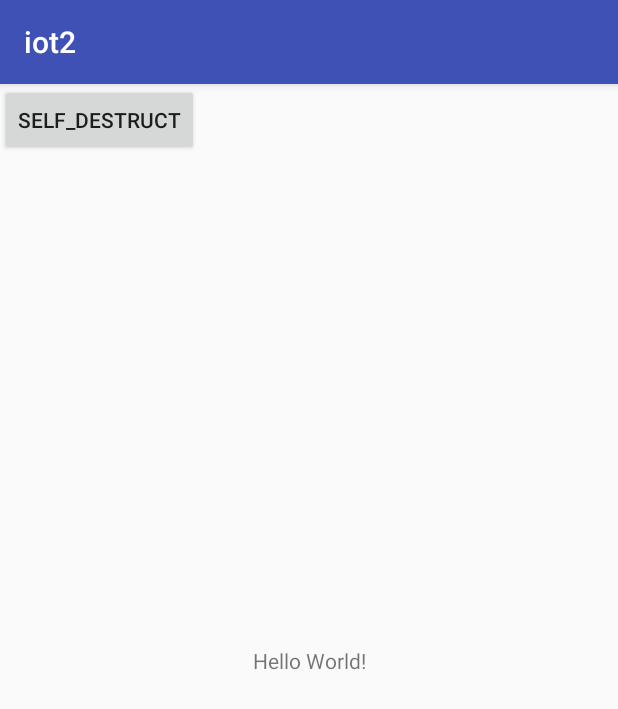
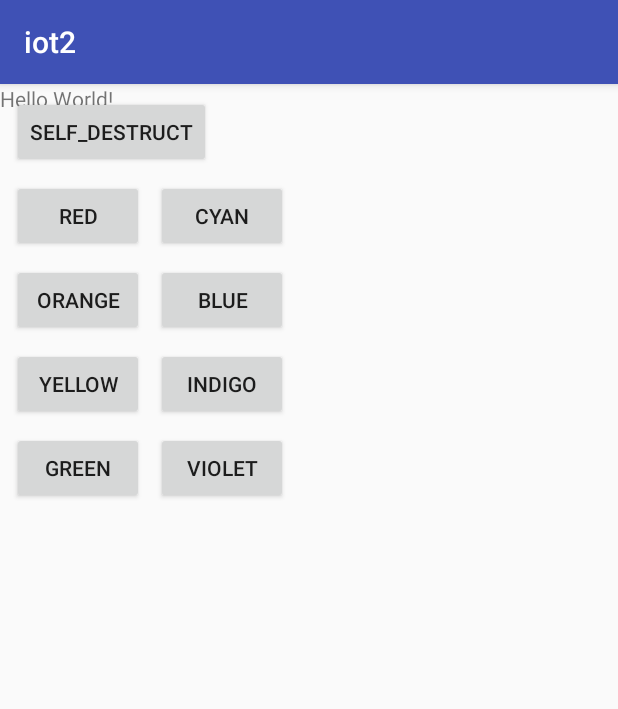
Before and after one commit to newbloke82/iot2, an Android app: the screen it shows after launch (MainActivity), on a phone screen of 412 x 824 dp. Shown: the top 709 px of the screen. Run offline under Robolectric (Android 15) with nearby library versions, the phone set to English and light mode, and no system bars; libraries missing offline, so code that uses them is left out: org.eclipse.paho; 9 statements that could not run were skipped.

Commit message:
Working lights

```diff
--- a/app/src/main/java/uk/co/newhook/iot2/MainActivity.java
+++ b/app/src/main/java/uk/co/newhook/iot2/MainActivity.java
@@ -28,7 +28,7 @@ public class MainActivity extends AppCompatActivity {
 
     String clientId = "ExampleAndroidClient";
     final String publishTopic = "pimoroni/blinkt";
-    final String publishMessage = "clr";
+    String publishMessage = "clr";
     final String TAG = "IOT2";
 
 
@@ -41,6 +41,79 @@ public class MainActivity extends AppCompatActivity {
         button.setOnClickListener(new View.OnClickListener() {
             public void onClick(View v) {
                 // Code here executes on main thread after user presses button
+                publishMessage = "clr";
+                publishMessage();
+            }
+        });
+
+        final Button button1 = findViewById(R.id.button0);
+        button1.setOnClickListener(new View.OnClickListener() {
+            public void onClick(View v) {
+                // Code here executes on main thread after user presses button
+                publishMessage = "rgb,0,255,0,0";
+                publishMessage();
+            }
+        });
+
+        final Button button2 = findViewById(R.id.button2);
+        button2.setOnClickListener(new View.OnClickListener() {
+            public void onClick(View v) {
+                // Code here executes on main thread after user presses button
+                publishMessage = "rgb,1,255,127,0";
+                publishMessage();
+            }
+        });
+
+        final Button button3 = findViewById(R.id.button3);
+        button3.setOnClickListener(new View.OnClickListener() {
+            public void onClick(View v) {
+                // Code here executes on main thread after user presses button
+                publishMessage = "rgb,2,255,255,0";
+                publishMessage();
+            }
+        });
+
+        final Button button4 = findViewById(R.id.button4);
+        button4.setOnClickListener(new View.OnClickListener() {
+            public void onClick(View v) {
+                // Code here executes on main thread after user presses button
+                publishMessage = "rgb,3,0,255,0";
+                publishMessage();
+            }
+        });
+
+        final Button button5 = findViewById(R.id.button5);
+        button5.setOnClickListener(new View.OnClickListener() {
+            public void onClick(View v) {
+                // Code here executes on main thread after user presses button
+                publishMessage = "rgb,4,0,0,255";
+                publishMessage();
+            }
+        });
+
+        final Button button6 = findViewById(R.id.button6);
+        button6.setOnClickListener(new View.OnClickListener() {
+            public void onClick(View v) {
+                // Code here executes on main thread after user presses button
+                publishMessage = "rgb,5,75,0,130";
+                publishMessage();
+            }
+        });
+
+        final Button button7 = findViewById(R.id.button7);
+        button7.setOnClickListener(new View.OnClickListener() {
+            public void onClick(View v) {
+                // Code here executes on main thread after user presses button
+                publishMessage = "rgb,6,148,0,211";
+                publishMessage();
+            }
+        });
+
+        final Button button8 = findViewById(R.id.button8);
+        button8.setOnClickListener(new View.OnClickListener() {
+            public void onClick(View v) {
+                // Code here executes on main thread after user presses button
+                publishMessage = "rgb,7,255,255,255";
                 publishMessage();
             }
         });
--- a/app/src/main/res/layout/activity_main.xml
+++ b/app/src/main/res/layout/activity_main.xml
@@ -4,21 +4,104 @@
     xmlns:tools="http://schemas.android.com/tools"
     android:layout_width="match_parent"
     android:layout_height="match_parent"
-    tools:context=".MainActivity">
+    tools:context=".MainActivity"
+    tools:layout_editor_absoluteY="81dp">
 
     <Button
         android:id="@+id/button_id"
+        android:layout_width="wrap_content"
         android:layout_height="wrap_content"
+        android:layout_marginStart="8dp"
+        android:layout_marginTop="8dp"
+        android:text="self_destruct"
+        app:layout_constraintStart_toStartOf="parent"
+        app:layout_constraintTop_toTopOf="parent" />
+
+    <Button
+        android:id="@+id/button0"
         android:layout_width="wrap_content"
-        android:text="self_destruct" />
+        android:layout_height="wrap_content"
+        android:layout_marginStart="8dp"
+        android:layout_marginTop="8dp"
+        android:text="RED"
+        app:layout_constraintStart_toStartOf="parent"
+        app:layout_constraintTop_toBottomOf="@+id/button_id" />
 
     <TextView
         android:layout_width="wrap_content"
         android:layout_height="wrap_content"
         android:text="Hello World!"
-        app:layout_constraintBottom_toBottomOf="parent"
-        app:layout_constraintLeft_toLeftOf="parent"
-        app:layout_constraintRight_toRightOf="parent"
-        app:layout_constraintTop_toTopOf="parent" />
+        tools:layout_editor_absoluteX="154dp"
+        tools:layout_editor_absoluteY="246dp" />
+
+    <Button
+        android:id="@+id/button2"
+        android:layout_width="wrap_content"
+        android:layout_height="wrap_content"
+        android:layout_marginStart="8dp"
+        android:layout_marginTop="8dp"
+        android:text="Orange"
+        app:layout_constraintStart_toStartOf="parent"
+        app:layout_constraintTop_toBottomOf="@+id/button0" />
+
+    <Button
+        android:id="@+id/button3"
+        android:layout_width="wrap_content"
+        android:layout_height="wrap_content"
+        android:layout_marginStart="8dp"
+        android:layout_marginTop="8dp"
+        android:text="Yellow"
+        app:layout_constraintStart_toStartOf="parent"
+        app:layout_constraintTop_toBottomOf="@+id/button2" />
+
+    <Button
+        android:id="@+id/button4"
+        android:layout_width="wrap_content"
+        android:layout_height="wrap_content"
+        android:layout_marginStart="8dp"
+        android:layout_marginTop="8dp"
+        android:text="Green"
+        app:layout_constraintStart_toStartOf="parent"
+        app:layout_constraintTop_toBottomOf="@+id/button3" />
+
+    <Button
+        android:id="@+id/button5"
+        android:layout_width="wrap_content"
+        android:layout_height="wrap_content"
+        android:layout_marginStart="8dp"
+        android:layout_marginTop="8dp"
+        android:text="CYAN"
+        app:layout_constraintStart_toEndOf="@+id/button0"
+        app:layout_constraintTop_toBottomOf="@+id/button_id" />
+
+    <Button
+        android:id="@+id/button6"
+        android:layout_width="wrap_content"
+        android:layout_height="wrap_content"
+        android:layout_marginStart="8dp"
+        android:layout_marginTop="8dp"
+        android:text="BLUE"
+        app:layout_constraintStart_toEndOf="@+id/button2"
+        app:layout_constraintTop_toBottomOf="@+id/button5" />
+
+    <Button
+        android:id="@+id/button7"
+        android:layout_width="wrap_content"
+        android:layout_height="wrap_content"
+        android:layout_marginStart="104dp"
+        android:layout_marginTop="8dp"
+        android:text="INDIGO"
+        app:layout_constraintStart_toStartOf="parent"
+        app:layout_constraintTop_toBottomOf="@+id/button2" />
+
+    <Button
+        android:id="@+id/button8"
+        android:layout_width="wrap_content"
+        android:layout_height="wrap_content"
+        android:layout_marginStart="8dp"
+        android:layout_marginTop="8dp"
+        android:text="VIOLET"
+        app:layout_constraintStart_toEndOf="@+id/button4"
+        app:layout_constraintTop_toBottomOf="@+id/button7" />
 
 </android.support.constraint.ConstraintLayout>
```
Also changed, not shown: 1 other file.
